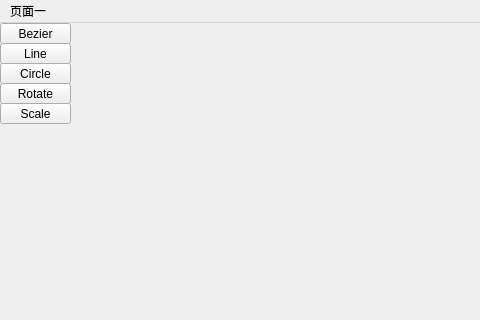
The window that mainwindow.ui (Yong-Sun-2001/Painter) describes before a commit, drawn with Qt 5; both pictures show x 0 to 480 and y 0 to 320 of the 898 by 609 pixel window.
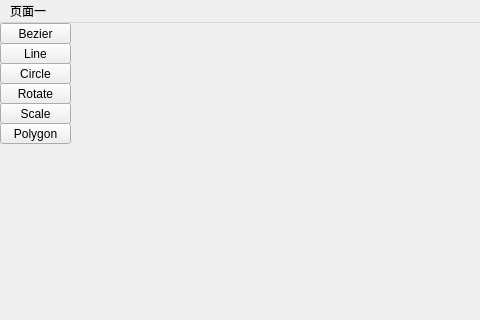
The same window after the commit.

Commit message: 增加polygon(有bug)

Patch:
```diff
--- a/mainwindow.ui
+++ b/mainwindow.ui
@@ -104,6 +104,19 @@
      <string>Scale</string>
     </property>
    </widget>
+   <widget class="QToolButton" name="toolButton_7">
+    <property name="geometry">
+     <rect>
+      <x>0</x>
+      <y>100</y>
+      <width>71</width>
+      <height>21</height>
+     </rect>
+    </property>
+    <property name="text">
+     <string>Polygon</string>
+    </property>
+   </widget>
   </widget>
   <widget class="QMenuBar" name="menubar">
    <property name="geometry">
```
The commit also changes 9 other files.
